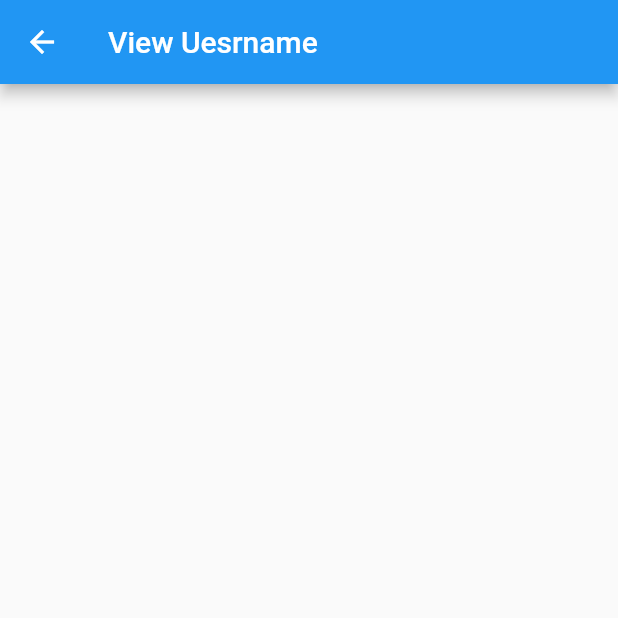
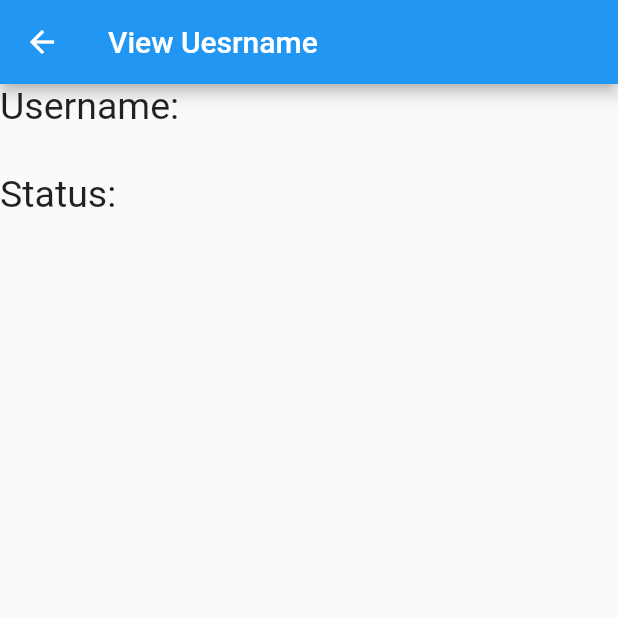
Before and after one commit to WeerayoothM/flutter-login-page, a Flutter app: the ViewPage screen opened directly, on a phone screen of 412 x 824 dp, the top half of it. Run offline on Flutter 3.47's test engine with Material 2 defaults, Android fonts, the phone set to English and light mode, and no system bars; our stand-ins replace shared_preferences; accounts and stored records are empty.

Commit message:
update text

```diff
--- a/lib/viewpage.dart
+++ b/lib/viewpage.dart
@@ -28,14 +28,14 @@ class _ViewPageState extends State<ViewPage> {
           child: ListView(
         children: [
           Text(
-            text!,
+            'Username: ${text!}',
             style: TextStyle(fontSize: 25),
           ),
           SizedBox(
             height: 30,
           ),
           Text(
-            status!,
+            'Status: ${status!}',
             style: TextStyle(fontSize: 25),
           )
         ],
```
